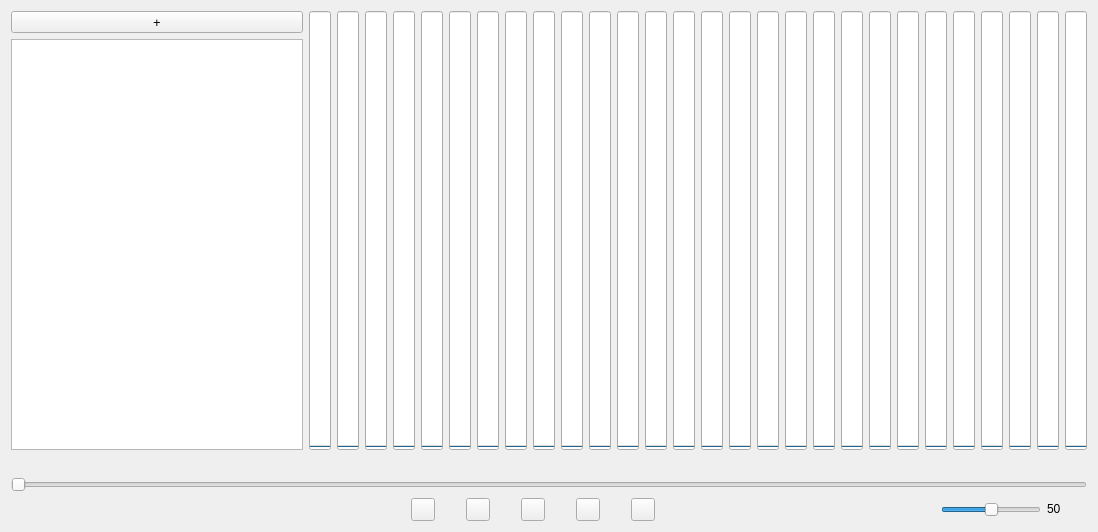
The window that LEDioPlayer/widget.ui (sovadim/LEDioPlayer) describes before a commit, drawn with Qt 5.
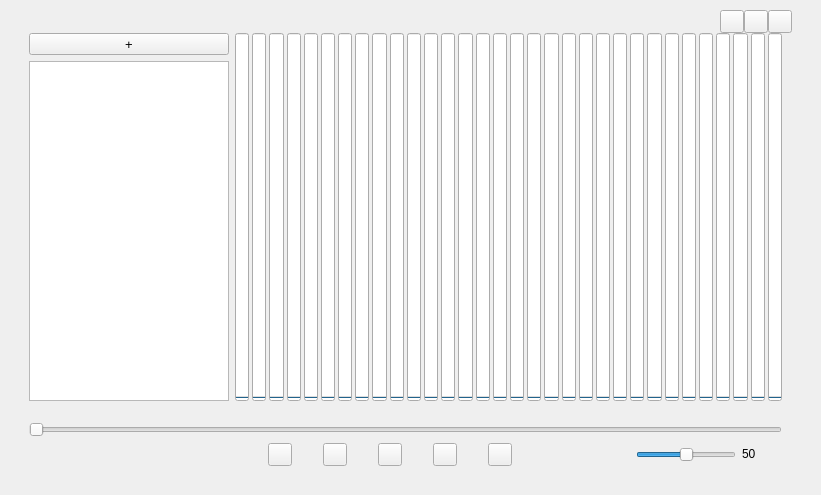
The same window after the commit.

Patch:
```diff
--- a/LEDioPlayer/widget.ui
+++ b/LEDioPlayer/widget.ui
@@ -6,20 +6,100 @@
    <rect>
     <x>0</x>
     <y>0</y>
-    <width>1098</width>
-    <height>532</height>
+    <width>821</width>
+    <height>495</height>
    </rect>
   </property>
   <property name="windowTitle">
    <string>Widget</string>
   </property>
-  <layout class="QHBoxLayout" name="horizontalLayout_4">
-   <item>
+  <property name="styleSheet">
+   <string notr="true"/>
+  </property>
+  <layout class="QGridLayout" name="gridLayout_2">
+   <property name="leftMargin">
+    <number>10</number>
+   </property>
+   <property name="topMargin">
+    <number>10</number>
+   </property>
+   <property name="rightMargin">
+    <number>10</number>
+   </property>
+   <property name="bottomMargin">
+    <number>10</number>
+   </property>
+   <item row="0" column="0">
+    <widget class="QWidget" name="centralWidget" native="true">
+     <layout class="QGridLayout" name="gridLayout">
+      <property name="topMargin">
+       <number>0</number>
+      </property>
+      <item row="0" column="0">
     <layout class="QVBoxLayout" name="verticalLayout_3">
+        <property name="spacing">
+         <number>0</number>
+        </property>
+        <property name="leftMargin">
+         <number>8</number>
+        </property>
+        <property name="topMargin">
+         <number>0</number>
+        </property>
+        <property name="rightMargin">
+         <number>8</number>
+        </property>
+        <property name="bottomMargin">
+         <number>8</number>
+        </property>
      <item>
       <layout class="QHBoxLayout" name="horizontalLayout_3">
+          <property name="spacing">
+           <number>0</number>
+          </property>
        <item>
-        <layout class="QVBoxLayout" name="verticalLayout_2">
+           <spacer name="horizontalSpacer_8">
+            <property name="orientation">
+             <enum>Qt::Horizontal</enum>
+            </property>
+            <property name="sizeHint" stdset="0">
+             <size>
+              <width>40</width>
+              <height>20</height>
+             </size>
+            </property>
+           </spacer>
+          </item>
+          <item>
+           <widget class="QToolButton" name="btn_minimize">
+            <property name="acceptDrops">
+             <bool>false</bool>
+            </property>
+            <property name="text">
+             <string/>
+            </property>
+           </widget>
+          </item>
+          <item>
+           <widget class="QToolButton" name="btn_maximize">
+            <property name="text">
+             <string/>
+            </property>
+           </widget>
+          </item>
+          <item>
+           <widget class="QToolButton" name="btn_close">
+            <property name="text">
+             <string/>
+            </property>
+           </widget>
+          </item>
+         </layout>
+        </item>
+        <item>
+         <layout class="QHBoxLayout" name="horizontalLayout_4">
+          <item>
+           <layout class="QVBoxLayout" name="verticalLayout">
          <item>
           <widget class="QToolButton" name="btnAdd">
            <property name="sizePolicy">
@@ -57,9 +137,26 @@
         </layout>
        </item>
        <item>
-        <layout class="QHBoxLayout" name="horizontalLayout_2">
+           <layout class="QHBoxLayout" name="horizontalLayout">
+            <property name="spacing">
+             <number>3</number>
+            </property>
+            <property name="rightMargin">
+             <number>10</number>
+            </property>
          <item>
           <widget class="QProgressBar" name="slider_0">
+              <property name="sizePolicy">
+               <sizepolicy hsizetype="Expanding" vsizetype="Expanding">
+                <horstretch>0</horstretch>
+                <verstretch>0</verstretch>
+               </sizepolicy>
+              </property>
+              <property name="font">
+               <font>
+                <pointsize>6</pointsize>
+               </font>
+              </property>
            <property name="maximum">
             <number>1000</number>
            </property>
@@ -76,6 +173,17 @@
          </item>
          <item>
           <widget class="QProgressBar" name="slider_1">
+              <property name="sizePolicy">
+               <sizepolicy hsizetype="Expanding" vsizetype="Expanding">
+                <horstretch>0</horstretch>
+                <verstretch>0</verstretch>
+               </sizepolicy>
+              </property>
+              <property name="font">
+               <font>
+                <pointsize>6</pointsize>
+               </font>
+              </property>
            <property name="maximum">
             <number>1000</number>
            </property>
@@ -92,6 +200,17 @@
          </item>
          <item>
           <widget class="QProgressBar" name="slider_2">
+              <property name="sizePolicy">
+               <sizepolicy hsizetype="Expanding" vsizetype="Expanding">
+                <horstretch>0</horstretch>
+                <verstretch>0</verstretch>
+               </sizepolicy>
+              </property>
+              <property name="font">
+               <font>
+                <pointsize>6</pointsize>
+               </font>
+              </property>
            <property name="maximum">
             <number>1000</number>
            </property>
@@ -108,6 +227,17 @@
          </item>
          <item>
           <widget class="QProgressBar" name="slider_3">
+              <property name="sizePolicy">
+               <sizepolicy hsizetype="Expanding" vsizetype="Expanding">
+                <horstretch>0</horstretch>
+                <verstretch>0</verstretch>
+               </sizepolicy>
+              </property>
+              <property name="font">
+               <font>
+                <pointsize>6</pointsize>
+               </font>
+              </property>
            <property name="maximum">
             <number>1000</number>
            </property>
@@ -124,6 +254,17 @@
          </item>
          <item>
           <widget class="QProgressBar" name="slider_4">
+              <property name="sizePolicy">
+               <sizepolicy hsizetype="Expanding" vsizetype="Expanding">
+                <horstretch>0</horstretch>
+                <verstretch>0</verstretch>
+               </sizepolicy>
+              </property>
+              <property name="font">
+               <font>
+                <pointsize>6</pointsize>
+               </font>
+              </property>
            <property name="maximum">
             <number>1000</number>
            </property>
@@ -140,6 +281,17 @@
          </item>
          <item>
           <widget class="QProgressBar" name="slider_5">
+              <property name="sizePolicy">
+               <sizepolicy hsizetype="Expanding" vsizetype="Expanding">
+                <horstretch>0</horstretch>
+                <verstretch>0</verstretch>
+               </sizepolicy>
+              </property>
+              <property name="font">
+               <font>
+                <pointsize>6</pointsize>
+               </font>
+              </property>
            <property name="maximum">
             <number>1000</number>
            </property>
@@ -156,6 +308,17 @@
          </item>
          <item>
           <widget class="QProgressBar" name="slider_6">
+              <property name="sizePolicy">
+               <sizepolicy hsizetype="Expanding" vsizetype="Expanding">
+                <horstretch>0</horstretch>
+                <verstretch>0</verstretch>
+               </sizepolicy>
+              </property>
+              <property name="font">
+               <font>
+                <pointsize>6</pointsize>
+               </font>
+              </property>
            <property name="maximum">
             <number>1000</number>
            </property>
@@ -172,6 +335,17 @@
          </item>
          <item>
           <widget class="QProgressBar" name="slider_7">
+              <property name="sizePolicy">
+               <sizepolicy hsizetype="Expanding" vsizetype="Expanding">
+                <horstretch>0</horstretch>
+                <verstretch>0</verstretch>
+               </sizepolicy>
+              </property>
+              <property name="font">
+               <font>
+                <pointsize>6</pointsize>
+               </font>
+              </property>
            <property name="maximum">
             <number>1000</number>
            </property>
@@ -188,6 +362,17 @@
          </item>
          <item>
           <widget class="QProgressBar" name="slider_8">
+              <property name="sizePolicy">
+               <sizepolicy hsizetype="Expanding" vsizetype="Expanding">
+                <horstretch>0</horstretch>
+                <verstretch>0</verstretch>
+               </sizepolicy>
+              </property>
+              <property name="font">
+               <font>
+                <pointsize>6</pointsize>
+               </font>
+              </property>
            <property name="maximum">
             <number>1000</number>
            </property>
@@ -204,6 +389,17 @@
          </item>
          <item>
           <widget class="QProgressBar" name="slider_9">
+              <property name="sizePolicy">
+               <sizepolicy hsizetype="Expanding" vsizetype="Expanding">
+                <horstretch>0</horstretch>
+                <verstretch>0</verstretch>
+               </sizepolicy>
+              </property>
+              <property name="font">
+               <font>
+                <pointsize>6</pointsize>
+               </font>
+              </property>
            <property name="maximum">
             <number>1000</number>
            </property>
@@ -220,6 +416,17 @@
          </item>
          <item>
           <widget class="QProgressBar" name="slider_10">
+              <property name="sizePolicy">
+               <sizepolicy hsizetype="Expanding" vsizetype="Expanding">
+                <horstretch>0</horstretch>
+                <verstretch>0</verstretch>
+               </sizepolicy>
+              </property>
+              <property name="font">
+               <font>
+                <pointsize>6</pointsize>
+               </font>
+              </property>
            <property name="maximum">
             <number>1000</number>
            </property>
@@ -236,6 +443,17 @@
          </item>
          <item>
           <widget class="QProgressBar" name="slider_11">
+              <property name="sizePolicy">
+               <sizepolicy hsizetype="Expanding" vsizetype="Expanding">
+                <horstretch>0</horstretch>
+                <verstretch>0</verstretch>
+               </sizepolicy>
+              </property>
+              <property name="font">
+               <font>
+                <pointsize>6</pointsize>
+               </font>
+              </property>
            <property name="maximum">
             <number>1000</number>
            </property>
@@ -252,6 +470,17 @@
          </item>
          <item>
           <widget class="QProgressBar" name="slider_12">
+              <property name="sizePolicy">
+               <sizepolicy hsizetype="Expanding" vsizetype="Expanding">
+                <horstretch>0</horstretch>
+                <verstretch>0</verstretch>
+               </sizepolicy>
+              </property>
+              <property name="font">
+               <font>
+                <pointsize>6</pointsize>
+               </font>
+              </property>
            <property name="maximum">
             <number>1000</number>
            </property>
@@ -268,6 +497,17 @@
          </item>
          <item>
           <widget class="QProgressBar" name="slider_13">
+              <property name="sizePolicy">
+               <sizepolicy hsizetype="Expanding" vsizetype="Expanding">
+                <horstretch>0</horstretch>
+                <verstretch>0</verstretch>
+               </sizepolicy>
+              </property>
+              <property name="font">
+               <font>
+                <pointsize>6</pointsize>
+               </font>
+              </property>
            <property name="maximum">
             <number>1000</number>
            </property>
@@ -284,6 +524,17 @@
          </item>
          <item>
           <widget class="QProgressBar" name="slider_14">
+              <property name="sizePolicy">
+               <sizepolicy hsizetype="Expanding" vsizetype="Expanding">
+                <horstretch>0</horstretch>
+                <verstretch>0</verstretch>
+               </sizepolicy>
+              </property>
+              <property name="font">
+               <font>
+                <pointsize>6</pointsize>
+               </font>
+              </property>
            <property name="maximum">
             <number>1000</number>
            </property>
@@ -300,6 +551,17 @@
          </item>
          <item>
           <widget class="QProgressBar" name="slider_15">
+              <property name="sizePolicy">
+               <sizepolicy hsizetype="Expanding" vsizetype="Expanding">
+                <horstretch>0</horstretch>
+                <verstretch>0</verstretch>
+               </sizepolicy>
+              </property>
+              <property name="font">
+               <font>
+                <pointsize>6</pointsize>
+               </font>
+              </property>
            <property name="maximum">
             <number>1000</number>
            </property>
@@ -316,6 +578,17 @@
          </item>
          <item>
           <widget class="QProgressBar" name="slider_16">
+              <property name="sizePolicy">
+               <sizepolicy hsizetype="Expanding" vsizetype="Expanding">
+                <horstretch>0</horstretch>
+                <verstretch>0</verstretch>
+               </sizepolicy>
+              </property>
+              <property name="font">
+               <font>
+                <pointsize>6</pointsize>
+               </font>
+              </property>
            <property name="maximum">
             <number>1000</number>
            </property>
@@ -332,6 +605,17 @@
          </item>
          <item>
           <widget class="QProgressBar" name="slider_17">
+              <property name="sizePolicy">
+               <sizepolicy hsizetype="Expanding" vsizetype="Expanding">
+                <horstretch>0</horstretch>
+                <verstretch>0</verstretch>
+               </sizepolicy>
+              </property>
+              <property name="font">
+               <font>
+                <pointsize>6</pointsize>
+               </font>
+              </property>
            <property name="maximum">
             <number>1000</number>
            </property>
@@ -348,6 +632,17 @@
          </item>
          <item>
           <widget class="QProgressBar" name="slider_18">
+              <property name="sizePolicy">
+               <sizepolicy hsizetype="Expanding" vsizetype="Expanding">
+                <horstretch>0</horstretch>
+                <verstretch>0</verstretch>
+               </sizepolicy>
+              </property>
+              <property name="font">
+               <font>
+                <pointsize>6</pointsize>
+               </font>
+              </property>
            <property name="maximum">
             <number>1000</number>
            </property>
@@ -364,6 +659,17 @@
          </item>
          <item>
           <widget class="QProgressBar" name="slider_19">
+              <property name="sizePolicy">
+               <sizepolicy hsizetype="Expanding" vsizetype="Expanding">
+                <horstretch>0</horstretch>
+                <verstretch>0</verstretch>
+               </sizepolicy>
+              </property>
+              <property name="font">
+               <font>
+                <pointsize>6</pointsize>
+               </font>
+              </property>
            <property name="maximum">
             <number>1000</number>
            </property>
@@ -380,6 +686,17 @@
          </item>
          <item>
           <widget class="QProgressBar" name="slider_20">
+              <property name="sizePolicy">
+               <sizepolicy hsizetype="Expanding" vsizetype="Expanding">
+                <horstretch>0</horstretch>
+                <verstretch>0</verstretch>
+               </sizepolicy>
+              </property>
+              <property name="font">
+               <font>
+                <pointsize>6</pointsize>
+               </font>
+              </property>
            <property name="maximum">
             <number>1000</number>
            </property>
@@ -396,6 +713,17 @@
          </item>
          <item>
           <widget class="QProgressBar" name="slider_21">
+              <property name="sizePolicy">
+               <sizepolicy hsizetype="Expanding" vsizetype="Expanding">
+                <horstretch>0</horstretch>
+                <verstretch>0</verstretch>
+               </sizepolicy>
+              </property>
+              <property name="font">
+               <font>
+                <pointsize>6</pointsize>
+               </font>
+              </property>
            <property name="maximum">
             <number>1000</number>
            </property>
@@ -412,6 +740,17 @@
          </item>
          <item>
           <widget class="QProgressBar" name="slider_22">
+              <property name="sizePolicy">
+               <sizepolicy hsizetype="Expanding" vsizetype="Expanding">
+                <horstretch>0</horstretch>
+                <verstretch>0</verstretch>
+               </sizepolicy>
+              </property>
+              <property name="font">
+               <font>
+                <pointsize>6</pointsize>
+               </font>
+              </property>
            <property name="maximum">
             <number>1000</number>
            </property>
@@ -428,6 +767,17 @@
          </item>
          <item>
           <widget class="QProgressBar" name="slider_23">
+              <property name="sizePolicy">
+               <sizepolicy hsizetype="Expanding" vsizetype="Expanding">
+                <horstretch>0</horstretch>
+                <verstretch>0</verstretch>
+               </sizepolicy>
+              </property>
+              <property name="font">
+               <font>
+                <pointsize>6</pointsize>
+               </font>
+              </property>
            <property name="maximum">
             <number>1000</number>
            </property>
@@ -444,6 +794,17 @@
          </item>
          <item>
           <widget class="QProgressBar" name="slider_24">
+              <property name="sizePolicy">
+               <sizepolicy hsizetype="Expanding" vsizetype="Expanding">
+                <horstretch>0</horstretch>
+                <verstretch>0</verstretch>
+               </sizepolicy>
+              </property>
+              <property name="font">
+               <font>
+                <pointsize>6</pointsize>
+               </font>
+              </property>
            <property name="maximum">
             <number>1000</number>
            </property>
@@ -460,6 +821,17 @@
          </item>
          <item>
           <widget class="QProgressBar" name="slider_25">
+              <property name="sizePolicy">
+               <sizepolicy hsizetype="Expanding" vsizetype="Expanding">
+                <horstretch>0</horstretch>
+                <verstretch>0</verstretch>
+               </sizepolicy>
+              </property>
+              <property name="font">
+               <font>
+                <pointsize>6</pointsize>
+               </font>
+              </property>
            <property name="maximum">
             <number>1000</number>
            </property>
@@ -476,6 +848,17 @@
          </item>
          <item>
           <widget class="QProgressBar" name="slider_26">
+              <property name="sizePolicy">
+               <sizepolicy hsizetype="Expanding" vsizetype="Expanding">
+                <horstretch>0</horstretch>
+                <verstretch>0</verstretch>
+               </sizepolicy>
+              </property>
+              <property name="font">
+               <font>
+                <pointsize>6</pointsize>
+               </font>
+              </property>
            <property name="maximum">
             <number>1000</number>
            </property>
@@ -492,6 +875,17 @@
          </item>
          <item>
           <widget class="QProgressBar" name="slider_27">
+              <property name="sizePolicy">
+               <sizepolicy hsizetype="Expanding" vsizetype="Expanding">
+                <horstretch>0</horstretch>
+                <verstretch>0</verstretch>
+               </sizepolicy>
+              </property>
+              <property name="font">
+               <font>
+                <pointsize>6</pointsize>
+               </font>
+              </property>
            <property name="maximum">
             <number>1000</number>
            </property>
@@ -506,12 +900,123 @@
            </property>
           </widget>
          </item>
+            <item>
+             <widget class="QProgressBar" name="slider_28">
+              <property name="sizePolicy">
+               <sizepolicy hsizetype="Expanding" vsizetype="Expanding">
+                <horstretch>0</horstretch>
+                <verstretch>0</verstretch>
+               </sizepolicy>
+              </property>
+              <property name="font">
+               <font>
+                <pointsize>6</pointsize>
+               </font>
+              </property>
+              <property name="maximum">
+               <number>1000</number>
+              </property>
+              <property name="value">
+               <number>0</number>
+              </property>
+              <property name="textVisible">
+               <bool>false</bool>
+              </property>
+              <property name="orientation">
+               <enum>Qt::Vertical</enum>
+              </property>
+             </widget>
+            </item>
+            <item>
+             <widget class="QProgressBar" name="slider_29">
+              <property name="sizePolicy">
+               <sizepolicy hsizetype="Expanding" vsizetype="Expanding">
+                <horstretch>0</horstretch>
+                <verstretch>0</verstretch>
+               </sizepolicy>
+              </property>
+              <property name="font">
+               <font>
+                <pointsize>6</pointsize>
+               </font>
+              </property>
+              <property name="maximum">
+               <number>1000</number>
+              </property>
+              <property name="value">
+               <number>0</number>
+              </property>
+              <property name="textVisible">
+               <bool>false</bool>
+              </property>
+              <property name="orientation">
+               <enum>Qt::Vertical</enum>
+              </property>
+             </widget>
+            </item>
+            <item>
+             <widget class="QProgressBar" name="slider_30">
+              <property name="sizePolicy">
+               <sizepolicy hsizetype="Expanding" vsizetype="Expanding">
+                <horstretch>0</horstretch>
+                <verstretch>0</verstretch>
+               </sizepolicy>
+              </property>
+              <property name="font">
+               <font>
+                <pointsize>6</pointsize>
+               </font>
+              </property>
+              <property name="maximum">
+               <number>1000</number>
+              </property>
+              <property name="value">
+               <number>0</number>
+              </property>
+              <property name="textVisible">
+               <bool>false</bool>
+              </property>
+              <property name="orientation">
+               <enum>Qt::Vertical</enum>
+              </property>
+             </widget>
+            </item>
+            <item>
+             <widget class="QProgressBar" name="slider_31">
+              <property name="sizePolicy">
+               <sizepolicy hsizetype="Expanding" vsizetype="Expanding">
+                <horstretch>0</horstretch>
+                <verstretch>0</verstretch>
+               </sizepolicy>
+              </property>
+              <property name="font">
+               <font>
+                <pointsize>6</pointsize>
+               </font>
+              </property>
+              <property name="maximum">
+               <number>1000</number>
+              </property>
+              <property name="value">
+               <number>0</number>
+              </property>
+              <property name="textVisible">
+               <bool>false</bool>
+              </property>
+              <property name="orientation">
+               <enum>Qt::Vertical</enum>
+              </property>
+             </widget>
+            </item>
         </layout>
        </item>
       </layout>
      </item>
      <item>
-      <layout class="QVBoxLayout" name="verticalLayout">
+         <layout class="QVBoxLayout" name="verticalLayout_2">
+          <property name="rightMargin">
+           <number>10</number>
+          </property>
        <item>
         <widget class="QLabel" name="label_Audio">
          <property name="font">
@@ -535,7 +1040,7 @@
         </widget>
        </item>
        <item>
-        <layout class="QHBoxLayout" name="horizontalLayout">
+           <layout class="QHBoxLayout" name="horizontalLayout_2">
          <item>
           <spacer name="horizontalSpacer_7">
            <property name="orientation">
@@ -762,6 +1267,9 @@
       </layout>
      </item>
     </layout>
+      </item>
+     </layout>
+    </widget>
    </item>
   </layout>
  </widget>
```
Lines whose indentation alone changed are shown as unchanged.
